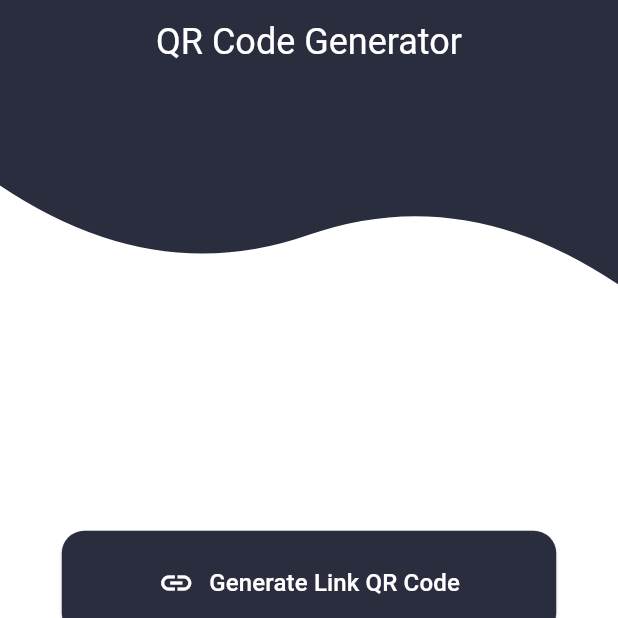
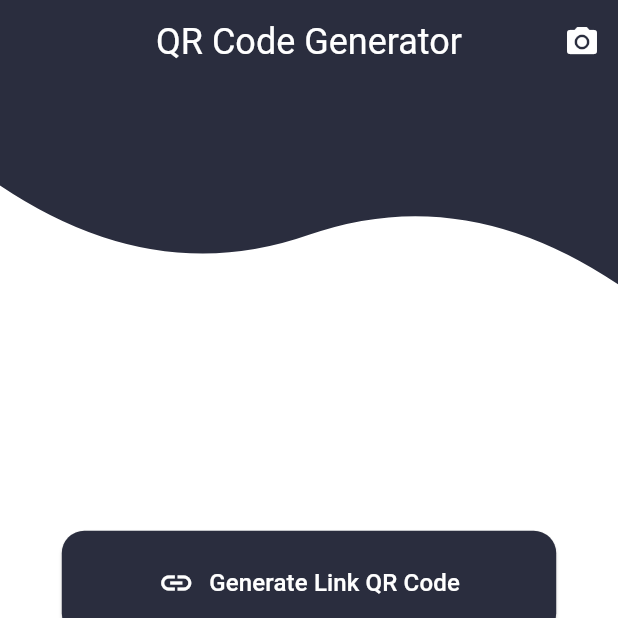
Before and after one commit to dcaayushd/QR_Code_Generator, a Flutter app: the screen it shows after launch, on a phone screen of 412 x 824 dp, the top half of it. Run offline on Flutter 3.47's test engine with Material 3 defaults, Android fonts, the phone set to English and light mode, and no system bars; our stand-ins replace image_picker, qr_flutter; missing offline and left inert: qr_code_scanner, qr_code_tools.

Commit message:
Camera Icon Added

```diff
--- a/lib/screens/home_screen.dart
+++ b/lib/screens/home_screen.dart
@@ -4,7 +4,9 @@ import 'wifi_qr_screen.dart';
 import 'widgets/curve_clippers.dart';
 
 class HomeScreen extends StatelessWidget {
-  const HomeScreen({super.key});
+  final Function(int) onBottomNavIndexChanged;
+
+  const HomeScreen({super.key, required this.onBottomNavIndexChanged});
 
   @override
   Widget build(BuildContext context) {
@@ -22,6 +24,14 @@ class HomeScreen extends StatelessWidget {
           ),
         ),
         centerTitle: true,
+        actions: [
+          IconButton(
+            icon: const Icon(Icons.camera_alt, color: Colors.white),
+            onPressed: () {
+              onBottomNavIndexChanged(1);
+            },
+          ),
+        ],
       ),
       body: Stack(
         children: [
--- a/lib/screens/main_screen.dart
+++ b/lib/screens/main_screen.dart
@@ -11,15 +11,22 @@ class MainScreen extends StatefulWidget {
 
 class MainScreenState extends State<MainScreen> {
   int _selectedIndex = 0;
-  final List<Widget> _screens = [
-    const HomeScreen(),
-    const QrScannerScreen(),
-  ];
+
+  void _onItemTapped(int index) {
+    setState(() {
+      _selectedIndex = index;
+    });
+  }
 
   @override
   Widget build(BuildContext context) {
+    final List<Widget> screens = [
+      HomeScreen(onBottomNavIndexChanged: _onItemTapped),
+      const QrScannerScreen(),
+    ];
+
     return Scaffold(
-      body: _screens[_selectedIndex],
+      body: screens[_selectedIndex],
       bottomNavigationBar: Container(
         height: 80,
         margin: const EdgeInsets.all(0),
@@ -65,10 +72,4 @@ class MainScreenState extends State<MainScreen> {
       ),
     );
   }
-
-  void _onItemTapped(int index) {
-    setState(() {
-      _selectedIndex = index;
-    });
-  }
 }
```
